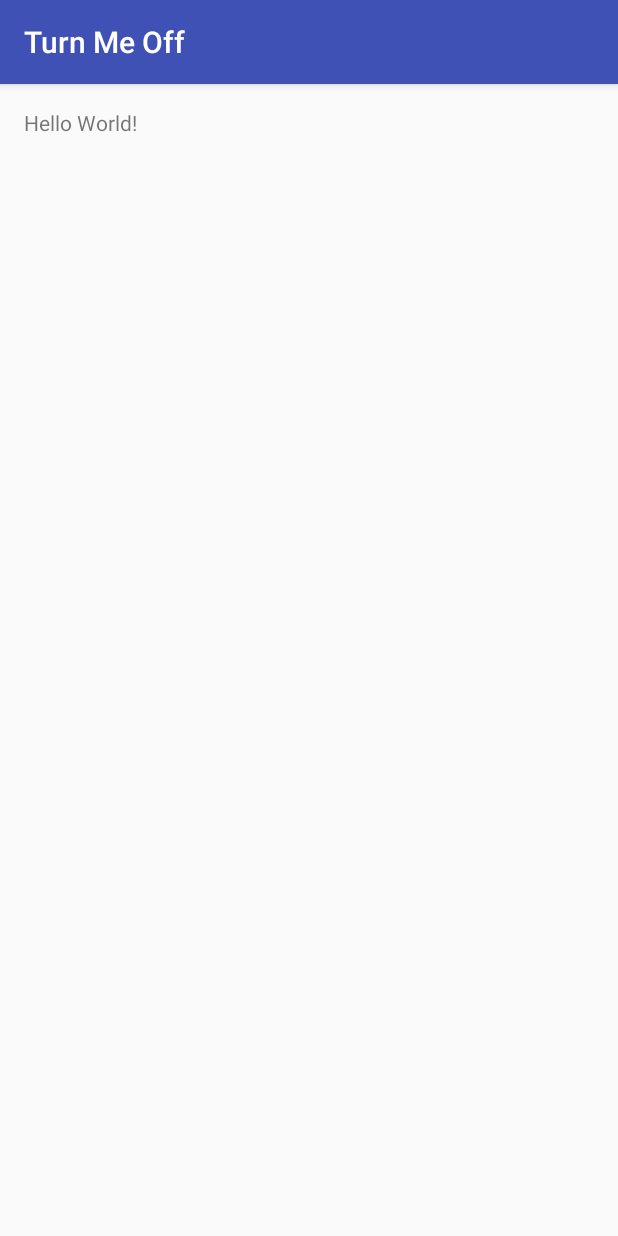
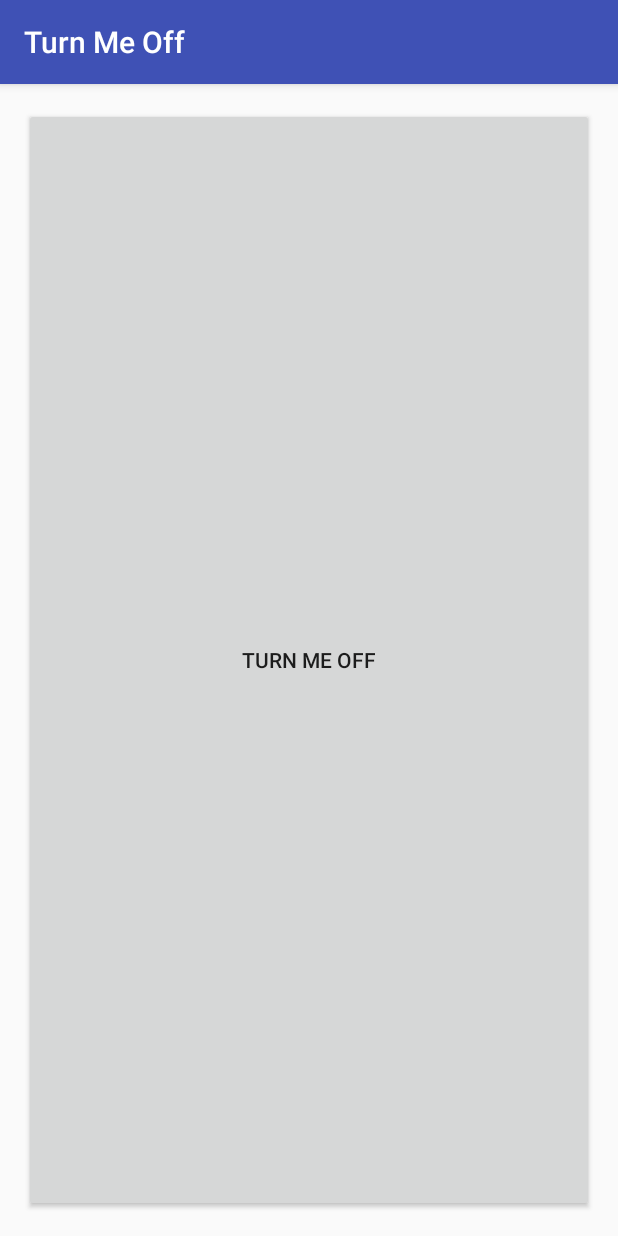
Before and after one commit to JoshHumpherys/TurnMeOff, an Android app: the screen it shows after launch (MainActivity), on a phone screen of 412 x 824 dp. Run offline under Robolectric (Android 15) with nearby library versions, the phone set to English and light mode, and no system bars.

Commit message:
Add button

```diff
--- a/app/src/main/java/com/android/cubemaster/turnmeoff/MainActivity.java
+++ b/app/src/main/java/com/android/cubemaster/turnmeoff/MainActivity.java
@@ -2,6 +2,8 @@ package com.android.cubemaster.turnmeoff;
 
 import android.support.v7.app.AppCompatActivity;
 import android.os.Bundle;
+import android.view.View;
+import android.widget.Toast;
 
 public class MainActivity extends AppCompatActivity {
 
@@ -10,4 +12,8 @@ public class MainActivity extends AppCompatActivity {
         super.onCreate(savedInstanceState);
         setContentView(R.layout.activity_main);
     }
+
+    public void sendMessage(View view) {
+        Toast.makeText(this, "TODO disable internet access", Toast.LENGTH_SHORT).show();
+    }
 }
--- a/app/src/main/res/layout/activity_main.xml
+++ b/app/src/main/res/layout/activity_main.xml
@@ -9,8 +9,10 @@
     android:paddingTop="@dimen/activity_vertical_margin"
     tools:context="com.android.cubemaster.turnmeoff.MainActivity">
 
-    <TextView
-        android:layout_width="wrap_content"
-        android:layout_height="wrap_content"
-        android:text="Hello World!" />
+    <Button
+        android:id="@+id/button"
+        android:layout_width="match_parent"
+        android:layout_height="match_parent"
+        android:text="Turn Me Off"
+        android:onClick="sendMessage" />
 </RelativeLayout>
```
